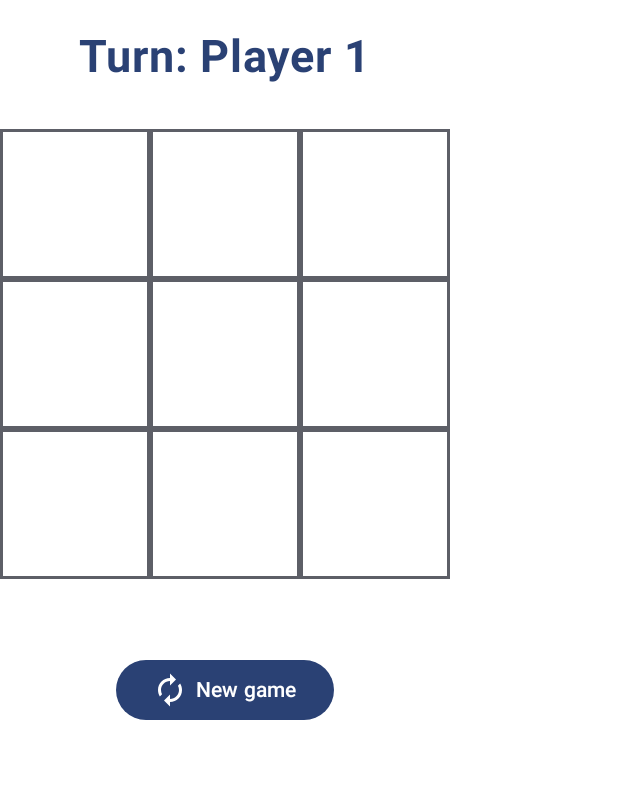
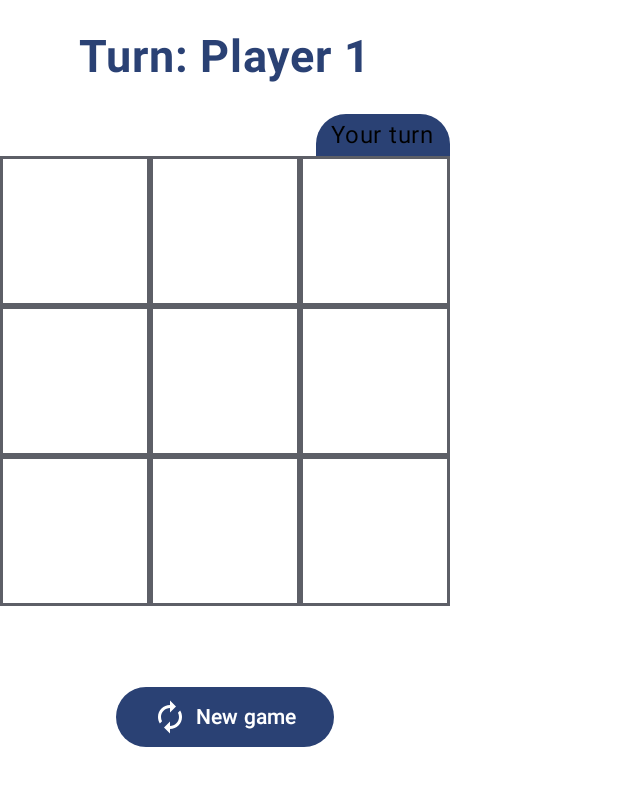
Before and after one commit to joshuajgomez/TicTacToe, an Android app built with Jetpack Compose: the @Preview function PreviewGameScreen, on a phone screen of 412 x 824 dp. Shown: the top 786 px of the screen. Run offline under Robolectric (Android 15) with nearby library versions, the phone set to English and light mode, and no system bars; our stand-ins replace constraintlayout-compose.

Commit message:
Add turns, show tag to indicate turn

```diff
--- a/app/src/main/java/com/triplerock/tictactoe/ui/MainActivity.kt
+++ b/app/src/main/java/com/triplerock/tictactoe/ui/MainActivity.kt
@@ -8,9 +8,7 @@ import androidx.compose.material3.MaterialTheme
 import androidx.compose.material3.Surface
 import androidx.compose.ui.Modifier
 import androidx.navigation.compose.rememberNavController
-import com.triplerock.tictactoe.ui.screens.GameAppContainer
 import com.triplerock.tictactoe.ui.theme.TicTacToeTheme
-import org.koin.android.ext.android.get
 
 class MainActivity : ComponentActivity() {
     override fun onCreate(savedInstanceState: Bundle?) {
--- a/app/src/main/java/com/triplerock/tictactoe/ui/screens/GameScreenContainer.kt
+++ b/app/src/main/java/com/triplerock/tictactoe/ui/screens/GameScreenContainer.kt
@@ -2,6 +2,7 @@ package com.triplerock.tictactoe.ui.screens
 
 import androidx.compose.animation.AnimatedVisibility
 import androidx.compose.foundation.Canvas
+import androidx.compose.foundation.background
 import androidx.compose.foundation.border
 import androidx.compose.foundation.layout.Arrangement
 import androidx.compose.foundation.layout.Box
@@ -14,6 +15,7 @@ import androidx.compose.foundation.layout.size
 import androidx.compose.foundation.layout.width
 import androidx.compose.foundation.lazy.grid.GridCells
 import androidx.compose.foundation.lazy.grid.LazyVerticalGrid
+import androidx.compose.foundation.shape.RoundedCornerShape
 import androidx.compose.material.icons.Icons
 import androidx.compose.material.icons.filled.Autorenew
 import androidx.compose.material.icons.filled.Clear
@@ -24,6 +26,7 @@ import androidx.compose.material3.Icon
 import androidx.compose.material3.IconButton
 import androidx.compose.material3.MaterialTheme.colorScheme
 import androidx.compose.material3.Text
+import androidx.compose.material3.TextButton
 import androidx.compose.runtime.Composable
 import androidx.compose.runtime.collectAsState
 import androidx.compose.ui.Alignment
@@ -38,6 +41,7 @@ import androidx.constraintlayout.compose.ConstraintLayout
 import com.triplerock.tictactoe.ui.screens.common.Loading
 import com.triplerock.tictactoe.ui.screens.common.TitleBar
 import com.triplerock.tictactoe.ui.theme.TicTacToeTheme
+import com.triplerock.tictactoe.utils.Logger
 import com.triplerock.tictactoe.viewmodels.Crossing
 import com.triplerock.tictactoe.viewmodels.GameUiState
 import com.triplerock.tictactoe.viewmodels.GameViewModel
@@ -63,14 +67,6 @@ fun GameScreenContainer(
                 )
             }
 
-            is GameUiState.Ready -> {
-                val ready = gameUiState.value as GameUiState.Ready
-                GameScreen(
-                    onCellClicked = { gameViewModel.onCellClick(it) },
-                    statusText = ready.statusText,
-                )
-            }
-
             is GameUiState.NextTurn -> {
                 val nextTurn = gameUiState.value as GameUiState.NextTurn
                 GameScreen(
@@ -78,6 +74,7 @@ fun GameScreenContainer(
                     player1Moves = nextTurn.player1Moves,
                     player2Moves = nextTurn.player2Moves,
                     statusText = nextTurn.statusText,
+                    isPlayable = nextTurn.isMyTurn,
                 )
             }
 
@@ -193,6 +190,7 @@ val stateList = listOf(
 
 @Composable
 private fun GameScreen(
+    isPlayable: Boolean = true,
     onCellClicked: (cell: Int) -> Unit = {},
     player1Moves: List<Int> = emptyList(),
     player2Moves: List<Int> = emptyList(),
@@ -202,26 +200,42 @@ private fun GameScreen(
     onRestartButtonClick: () -> Unit = {},
 ) {
     ConstraintLayout {
-        val (status, grid, crossingContainer, restart) = createRefs()
+        val (status, turn, grid, crossingContainer, restart) = createRefs()
         StatusBox(message = statusText, modifier = Modifier.constrainAs(status) {
             start.linkTo(parent.start)
             end.linkTo(parent.end)
             top.linkTo(parent.top, 20.dp)
         })
+        AnimatedVisibility(visible = isPlayable, modifier = Modifier.constrainAs(turn) {
+            end.linkTo(grid.end)
+            top.linkTo(status.bottom, 20.dp)
+        }) {
+            Text(
+                text = "Your turn",
+                modifier = Modifier
+                    .background(
+                        shape = RoundedCornerShape(topStart = 20.dp, topEnd = 20.dp),
+                        color = colorScheme.primary
+                    )
+                    .padding(horizontal = 10.dp, vertical = 2.dp)
+            )
+        }
         LazyVerticalGrid(columns = GridCells.FixedSize(100.dp),
             verticalArrangement = Arrangement.spacedBy(0.dp),
             modifier = Modifier
                 .constrainAs(grid) {
                     start.linkTo(parent.start)
                     end.linkTo(parent.end)
-                    top.linkTo(status.bottom, 30.dp)
+                    top.linkTo(turn.bottom)
                 }
                 .size(300.dp)) {
             items(count = 9) {
                 val cellState = if (player1Moves.contains(it)) Mark(Icons.Default.Clear)
                 else if (player2Moves.contains(it)) Mark(Icons.Outlined.Circle)
                 else Mark(isEmpty = true)
-                Cell(cellState, onCellClick = { onCellClicked(it) })
+                Cell(cellState, onCellClick = {
+                    if (isPlayable) onCellClicked(it) else Logger.warn("not your turn")
+                })
             }
         }
         if (crossing != null) {
```
Also changed, not shown: app/src/main/java/com/triplerock/tictactoe/ui/GameAppContainer.kt (renamed from app/src/main/java/com/triplerock/tictactoe/ui/screens/GameAppContainer.kt, +13 -10 lines), app/src/main/java/com/triplerock/tictactoe/ui/screens/MenuContainer.kt (+3 -4 lines), app/src/main/java/com/triplerock/tictactoe/viewmodels/GameViewModel.kt (+25 -10 lines).
